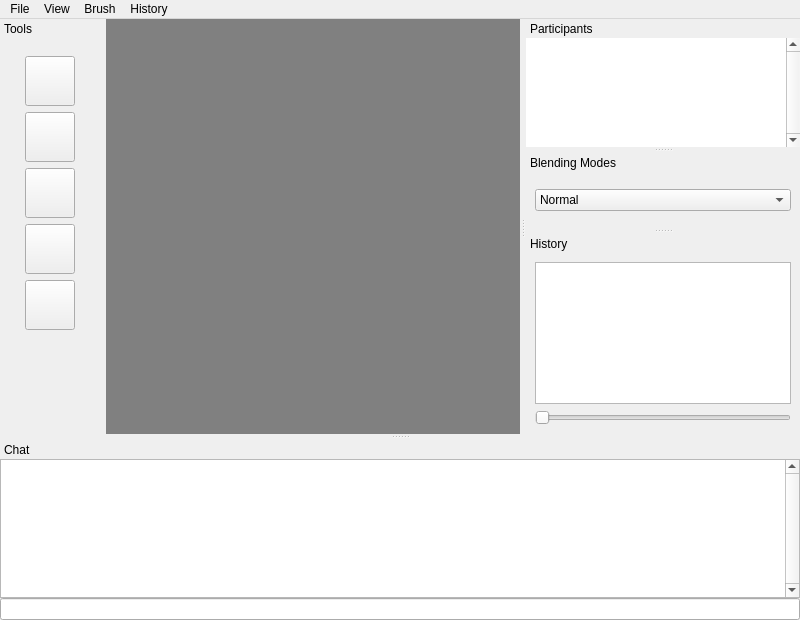
Before: the Qt Designer form RaptorPaint/mainwindow.ui in nickrak/RaptorPaint, drawn with Qt 5.
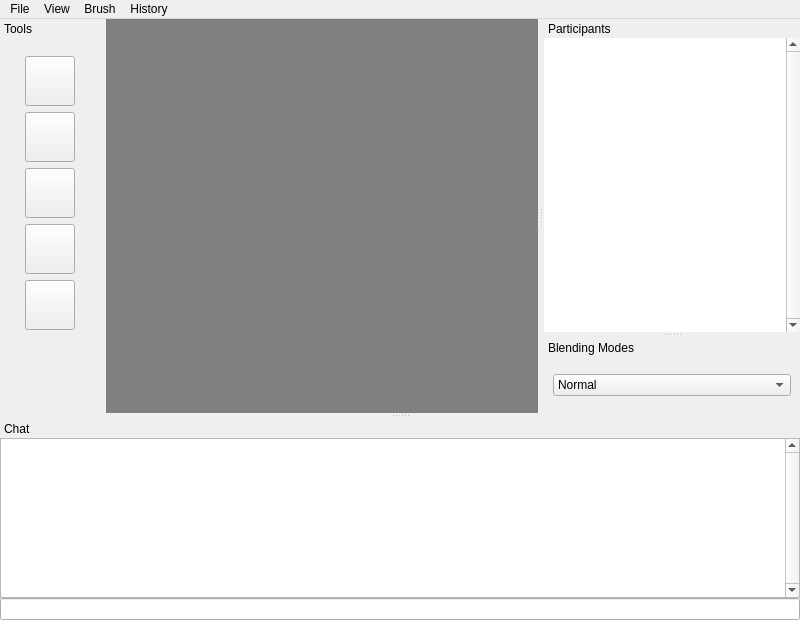
After: the same form once the commit is applied. Icons and pictures are not drawn. Custom widgets are drawn as their Qt base class.

Commit message: Removed HistoryManager and NetPaintInterface for final presentation

```diff
--- a/RaptorPaint/mainwindow.ui
+++ b/RaptorPaint/mainwindow.ui
@@ -617,43 +617,6 @@
     </layout>
    </widget>
   </widget>
-  <widget class="QDockWidget" name="historybox">
-   <property name="minimumSize">
-    <size>
-     <width>102</width>
-     <height>200</height>
-    </size>
-   </property>
-   <property name="floating">
-    <bool>false</bool>
-   </property>
-   <property name="features">
-    <set>QDockWidget::NoDockWidgetFeatures</set>
-   </property>
-   <property name="windowTitle">
-    <string>History</string>
-   </property>
-   <attribute name="dockWidgetArea">
-    <number>2</number>
-   </attribute>
-   <widget class="QWidget" name="dockWidgetContents_4">
-    <layout class="QVBoxLayout" name="verticalLayout_7">
-     <item>
-      <widget class="QListWidget" name="listWidget"/>
-     </item>
-     <item>
-      <widget class="QSlider" name="horizontalSlider">
-       <property name="maximum">
-        <number>0</number>
-       </property>
-       <property name="orientation">
-        <enum>Qt::Horizontal</enum>
-       </property>
-      </widget>
-     </item>
-    </layout>
-   </widget>
-  </widget>
   <action name="actionConnect_Host">
    <property name="text">
     <string>Connect</string>
```
The commit also changes 6 other files.
